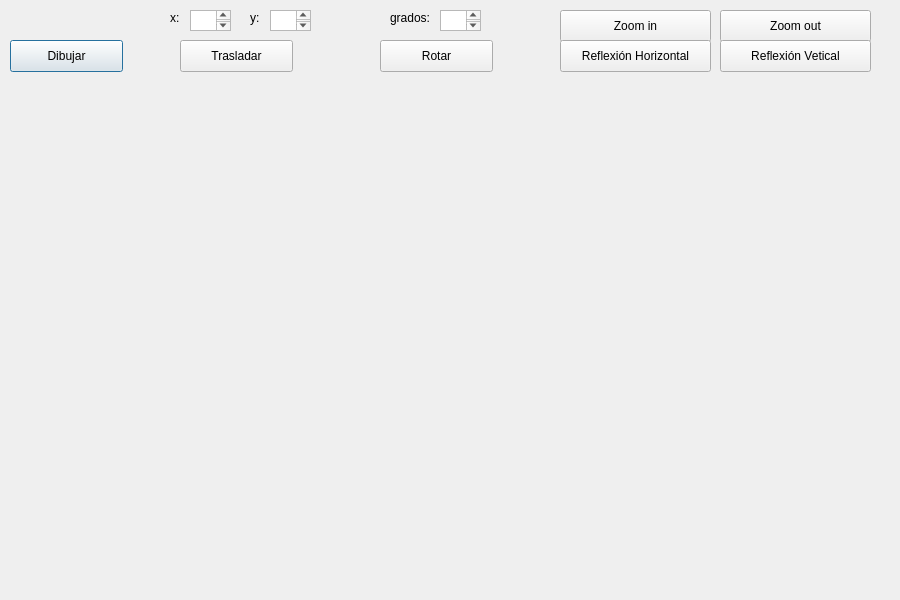
Before: the Qt Designer form Pruebas-Tarea-5/cono.ui in danielroa98/Quinto-Semestre, drawn with Qt 5.
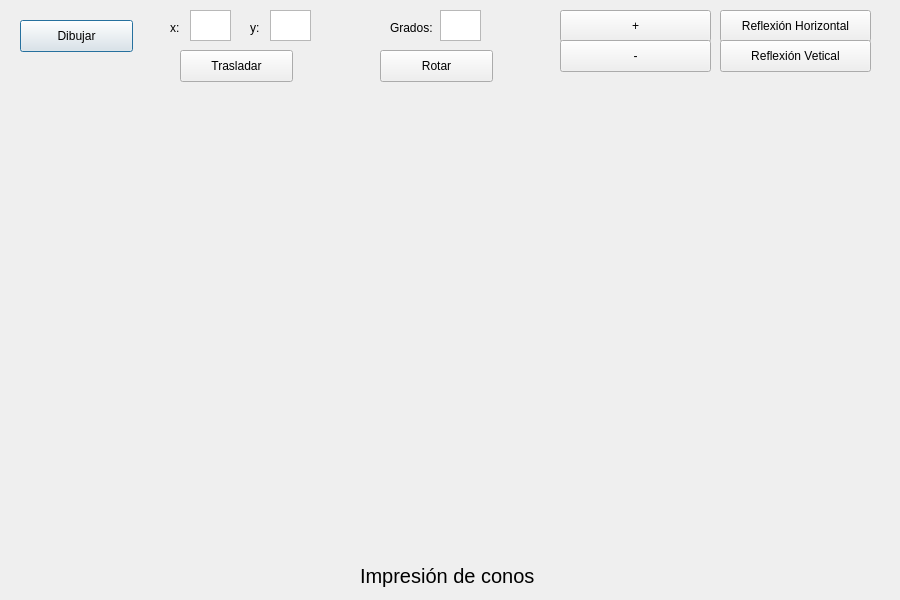
After: the same form once the commit is applied.

Diff of the .ui file:
```diff
--- a/Pruebas-Tarea-5/cono.ui
+++ b/Pruebas-Tarea-5/cono.ui
@@ -16,8 +16,8 @@
   <widget class="QPushButton" name="pushButton">
    <property name="geometry">
     <rect>
-     <x>10</x>
-     <y>40</y>
+     <x>20</x>
+     <y>20</y>
      <width>113</width>
      <height>32</height>
     </rect>
@@ -30,7 +30,7 @@
    <property name="geometry">
     <rect>
      <x>170</x>
-     <y>10</y>
+     <y>20</y>
      <width>41</width>
      <height>16</height>
     </rect>
@@ -43,7 +43,7 @@
    <property name="geometry">
     <rect>
      <x>180</x>
-     <y>40</y>
+     <y>50</y>
      <width>113</width>
      <height>32</height>
     </rect>
@@ -56,7 +56,7 @@
    <property name="geometry">
     <rect>
      <x>250</x>
-     <y>10</y>
+     <y>20</y>
      <width>51</width>
      <height>16</height>
     </rect>
@@ -71,7 +71,7 @@
      <x>270</x>
      <y>10</y>
      <width>41</width>
-     <height>21</height>
+     <height>31</height>
     </rect>
    </property>
   </widget>
@@ -81,7 +81,7 @@
      <x>190</x>
      <y>10</y>
      <width>41</width>
-     <height>21</height>
+     <height>31</height>
     </rect>
    </property>
   </widget>
@@ -95,14 +95,14 @@
     </rect>
    </property>
    <property name="text">
-    <string>Zoom in</string>
+    <string>+</string>
    </property>
   </widget>
   <widget class="QPushButton" name="pushButton_3">
    <property name="geometry">
     <rect>
      <x>380</x>
-     <y>40</y>
+     <y>50</y>
      <width>113</width>
      <height>32</height>
     </rect>
@@ -114,8 +114,8 @@
   <widget class="QPushButton" name="pushButton_6">
    <property name="geometry">
     <rect>
-     <x>560</x>
-     <y>40</y>
+     <x>720</x>
+     <y>10</y>
      <width>151</width>
      <height>32</height>
     </rect>
@@ -127,14 +127,14 @@
   <widget class="QPushButton" name="pushButton_4">
    <property name="geometry">
     <rect>
-     <x>720</x>
-     <y>10</y>
+     <x>560</x>
+     <y>40</y>
      <width>151</width>
      <height>32</height>
     </rect>
    </property>
    <property name="text">
-    <string>Zoom out</string>
+    <string>-</string>
    </property>
   </widget>
   <widget class="QPushButton" name="pushButton_7">
@@ -156,7 +156,7 @@
      <x>440</x>
      <y>10</y>
      <width>41</width>
-     <height>21</height>
+     <height>31</height>
     </rect>
    </property>
   </widget>
@@ -164,13 +164,31 @@
    <property name="geometry">
     <rect>
      <x>390</x>
-     <y>10</y>
+     <y>20</y>
      <width>51</width>
      <height>16</height>
     </rect>
    </property>
    <property name="text">
-    <string>grados:</string>
+    <string>Grados:</string>
+   </property>
+  </widget>
+  <widget class="QLabel" name="label">
+   <property name="geometry">
+    <rect>
+     <x>360</x>
+     <y>560</y>
+     <width>191</width>
+     <height>31</height>
+    </rect>
+   </property>
+   <property name="font">
+    <font>
+     <pointsize>15</pointsize>
+    </font>
+   </property>
+   <property name="text">
+    <string>Impresión de conos</string>
    </property>
   </widget>
  </widget>
```
